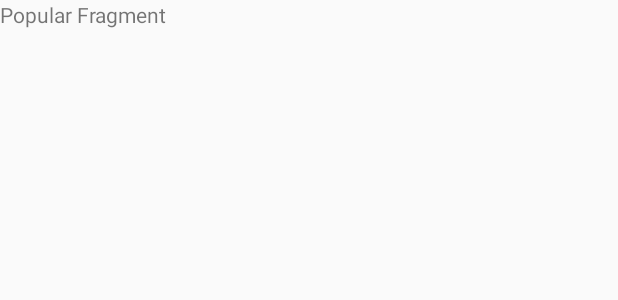
After one commit to Samuel-Samir/Movies-App, an Android app: the layout fragment_popular.xml on its own in the app's theme, with its tools: preview values and no code run, on a phone screen of 412 x 824 dp. The commit adds this screen. Shown: the top 300 px of the screen. Run offline under Robolectric (Android 15) with nearby library versions, the phone set to English and light mode, and no system bars.

Commit message:
Add PopularFragment

```diff
--- a/app/build.gradle
+++ b/app/build.gradle
@@ -25,5 +25,6 @@ dependencies {
         exclude group: 'com.android.support', module: 'support-annotations'
     })
     compile 'com.android.support:appcompat-v7:24.2.1'
+    compile 'com.android.support:support-v4:24.2.1'
     testCompile 'junit:junit:4.12'
 }
--- a/app/src/main/java/com/example/android/movies_app/MainActivity.java
+++ b/app/src/main/java/com/example/android/movies_app/MainActivity.java
@@ -9,5 +9,10 @@ public class MainActivity extends AppCompatActivity {
     protected void onCreate(Bundle savedInstanceState) {
         super.onCreate(savedInstanceState);
         setContentView(R.layout.activity_main);
+        if (savedInstanceState ==null)
+        {
+            getSupportFragmentManager().beginTransaction().add(R.id.container ,new PopularFragment()).commit() ;
+        }
+
     }
 }
--- /dev/null
+++ b/app/src/main/res/layout/fragment_popular.xml
@@ -0,0 +1,13 @@
+<FrameLayout xmlns:android="http://schemas.android.com/apk/res/android"
+    xmlns:tools="http://schemas.android.com/tools"
+    android:layout_width="match_parent"
+    android:layout_height="match_parent"
+    tools:context="com.example.android.movies_app.PopularFragment">
+
+    <!-- TODO: Update blank fragment layout -->
+    <TextView
+        android:layout_width="match_parent"
+        android:layout_height="match_parent"
+        android:text="Popular Fragment " />
+
+</FrameLayout>
--- a/app/src/main/res/values/strings.xml
+++ b/app/src/main/res/values/strings.xml
@@ -1,3 +1,6 @@
 <resources>
     <string name="app_name">Movies-App</string>
+
+    <!-- TODO: Remove or change this placeholder text -->
+    <string name="hello_blank_fragment">Hello blank fragment</string>
 </resources>
```
Also changed, not shown: app/src/main/java/com/example/android/movies_app/PopularFragment.java (added, +21 -0 lines), app/src/main/res/layout/activity_main.xml (+3 -7 lines).
